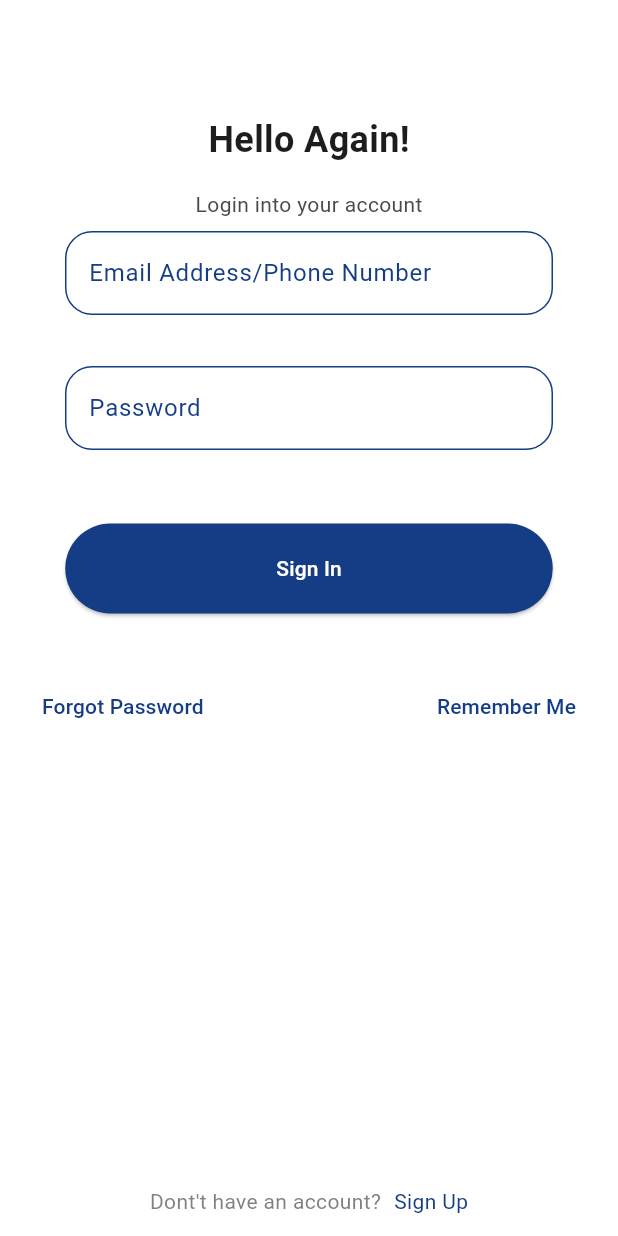
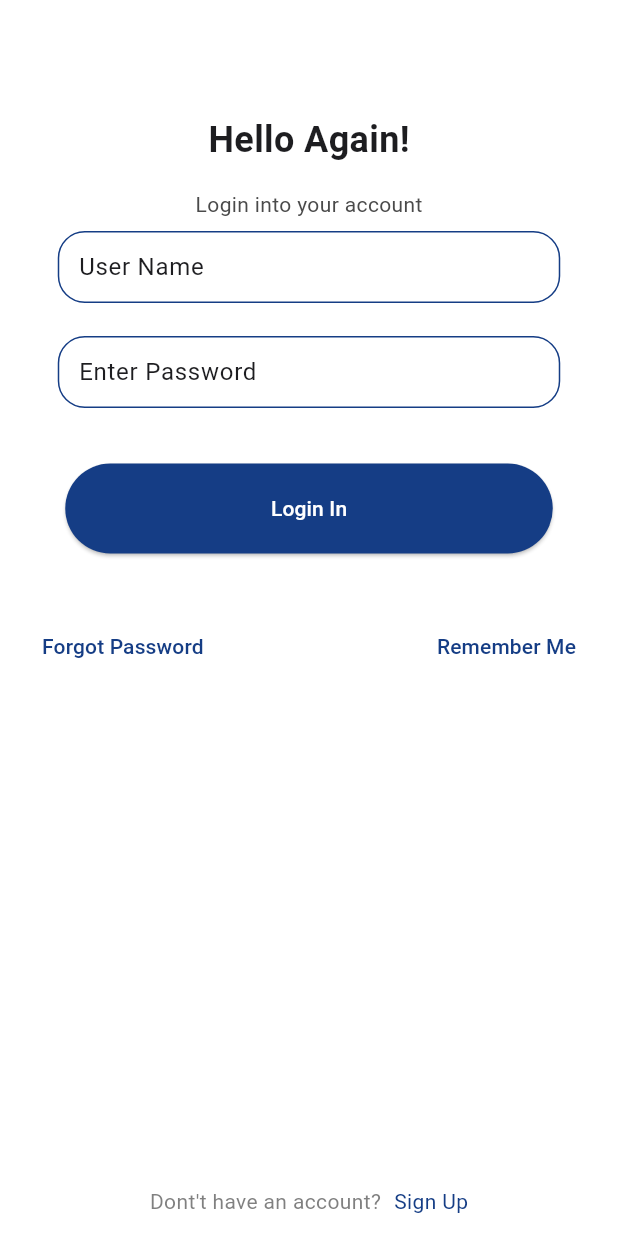
Before and after one commit to SamiaAtSakan/prome, a Flutter app: the screen it shows after launch, on a phone screen of 412 x 824 dp. Run offline on Flutter 3.47's test engine with Material 3 defaults, Android fonts, the phone set to English and light mode, and no system bars; our stand-ins replace device_info_plus, flutter_onboarding_slider, group_button, video_player; missing offline and left inert: onboarding.

Commit message:
Login Api Done

```diff
--- a/lib/screens/auth/login_screen.dart
+++ b/lib/screens/auth/login_screen.dart
@@ -1,7 +1,9 @@
 import 'package:flutter/material.dart';
-import 'package:prome/main_dashboard.dart';
+import 'package:prome/apis/apis.dart';
 import 'package:prome/screens/auth/signup_accounts.dart';
 import 'package:prome/utils/color.dart';
+import 'package:prome/utils/message.dart';
+import 'package:prome/utils/textformfield.dart';
 
 class LoginScreen extends StatefulWidget {
   const LoginScreen({super.key});
@@ -11,7 +13,9 @@ class LoginScreen extends StatefulWidget {
 }
 
 class _LoginScreenState extends State<LoginScreen> {
-  bool _isLoading = false;
+  TextEditingController userNameController = TextEditingController();
+  TextEditingController passwordController = TextEditingController();
+
   @override
   void initState() {
     // TODO: implement initState
@@ -50,63 +54,32 @@ class _LoginScreenState extends State<LoginScreen> {
                     fontWeight: FontWeight.w400),
               ),
             ),
-            Container(
-              decoration: BoxDecoration(
-                  borderRadius: BorderRadius.all(Radius.circular(18))),
-              width: 325.34,
-              height: 70,
-              child: TextField(
-                decoration: InputDecoration(
-                    enabledBorder: OutlineInputBorder(
-                        borderSide: BorderSide(color: backgroundColor),
-                        borderRadius: BorderRadius.all(Radius.circular(18))),
-                    errorBorder: OutlineInputBorder(
-                        borderSide: BorderSide(color: backgroundColor),
-                        borderRadius: BorderRadius.all(Radius.circular(18))),
-                    focusedBorder: OutlineInputBorder(
-                        borderSide: BorderSide(color: backgroundColor),
-                        borderRadius: BorderRadius.all(Radius.circular(18))),
-                    fillColor: white,
-                    filled: true,
-                    labelText: "Email Address/Phone Number",
-                    labelStyle: TextStyle(color: backgroundColor),
-                    hintText: "abc@gmail.com",
-                    hintStyle: TextStyle(color: textColorTitle)),
-              ),
+            TextFormInputField(
+              controller: userNameController,
+              hintText: "User Name",
+              textInputType: TextInputType.text,
             ),
-            Container(
-              margin: const EdgeInsets.only(top: 20, bottom: 20),
-              width: 325.34,
-              height: 70,
-              child: TextField(
-                decoration: InputDecoration(
-                    enabledBorder: OutlineInputBorder(
-                        borderSide: BorderSide(color: backgroundColor),
-                        borderRadius: BorderRadius.all(Radius.circular(18))),
-                    errorBorder: OutlineInputBorder(
-                        borderSide: BorderSide(color: backgroundColor),
-                        borderRadius: BorderRadius.all(Radius.circular(18))),
-                    focusedBorder: OutlineInputBorder(
-                        borderSide: BorderSide(color: backgroundColor),
-                        borderRadius: BorderRadius.all(Radius.circular(18))),
-                    fillColor: white,
-                    filled: true,
-                    labelText: "Password",
-                    labelStyle: TextStyle(color: backgroundColor),
-                    hintText: "Write Your Password",
-                    hintStyle: TextStyle(color: textColorTitle)),
-              ),
+            TextFormInputField(
+              controller: passwordController,
+              hintText: "Enter Password",
+              textInputType: TextInputType.visiblePassword,
             ),
             const SizedBox(
               height: 15,
             ),
             ElevatedButton(
               onPressed: () {
-                Navigator.push(context,
-                    MaterialPageRoute(builder: (builder) => MainDashboard()));
+                if (userNameController.text.isEmpty) {
+                  messageBar("User Name is Required", context);
+                } else if (passwordController.text.isEmpty) {
+                  messageBar("Password is Required", context);
+                } else {
+                  ApiClass().loginAccount(userNameController.text,
+                      passwordController.text, context);
+                }
               },
               child: Text(
-                "Sign In",
+                "Login In",
                 style: TextStyle(color: white),
               ),
               style: ElevatedButton.styleFrom(
--- a/lib/screens/auth/signup_accounts.dart
+++ b/lib/screens/auth/signup_accounts.dart
@@ -1,5 +1,5 @@
 import 'package:flutter/material.dart';
-import 'package:prome/apis/register_apis.dart';
+import 'package:prome/apis/apis.dart';
 import 'package:prome/screens/auth/login_screen.dart';
 import 'package:prome/utils/color.dart';
 import 'package:prome/utils/message.dart';
--- a/lib/utils/constant.dart
+++ b/lib/utils/constant.dart
@@ -3,4 +3,7 @@
 String BASEURL = "https://theprome.com/api";
 
 //API Endpoints
+//Register
 String Register_ENDPOINT = "/create-account";
+//Login
+String Login_ENDPOINT = "/auth";
--- a/pubspec.yaml
+++ b/pubspec.yaml
@@ -40,6 +40,7 @@ dependencies:
   group_button: ^5.3.3
   video_player: ^2.7.2
   http: ^1.1.0
+  device_info_plus: ^9.1.1
 
 dev_dependencies:
   flutter_test:
```
Also changed, not shown: lib/apis/apis.dart (renamed from lib/apis/register_apis.dart, +42 -0 lines), pubspec.lock, 1 other file.
